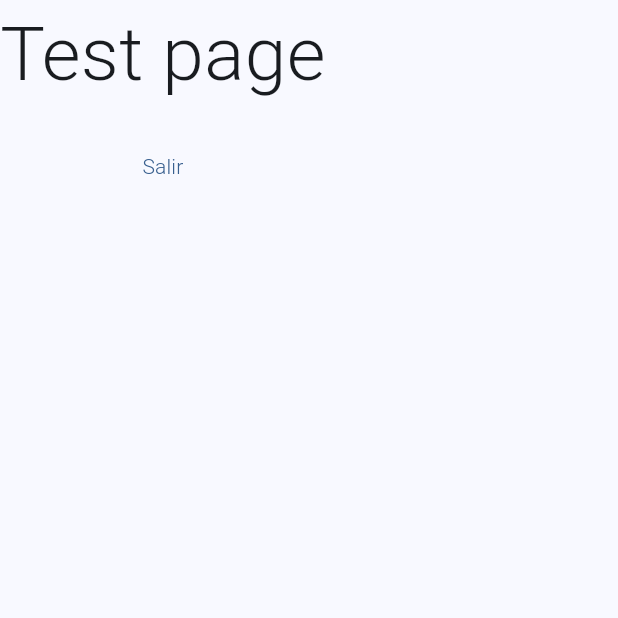
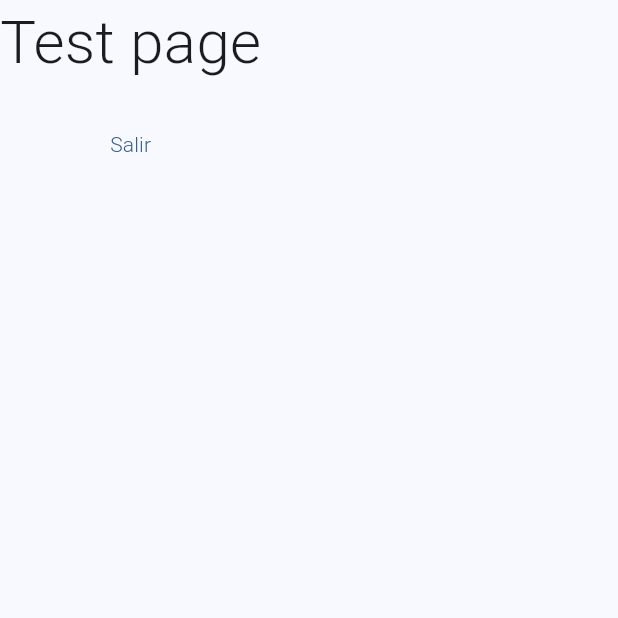
Before and after one commit to MovilesBogarin/base_project, a Flutter app: the Test screen opened by its route, on a phone screen of 412 x 824 dp, the top half of it. Run offline on Flutter 3.47's test engine with Material 2 defaults, Android fonts, the phone set to English and light mode, and no system bars; our stand-ins replace go_router.

Commit message:
fix test page text size

```diff
--- a/lib/presentation/screens/test.dart
+++ b/lib/presentation/screens/test.dart
@@ -13,7 +13,7 @@ class Test extends StatelessWidget {
             const Text('Test page',
               style: TextStyle(
                 fontFamily: 'Roboto',
-                fontSize: 50.0,
+                fontSize: 40.0,
               ),
             ),
             const SizedBox(height: 15.0),
```
